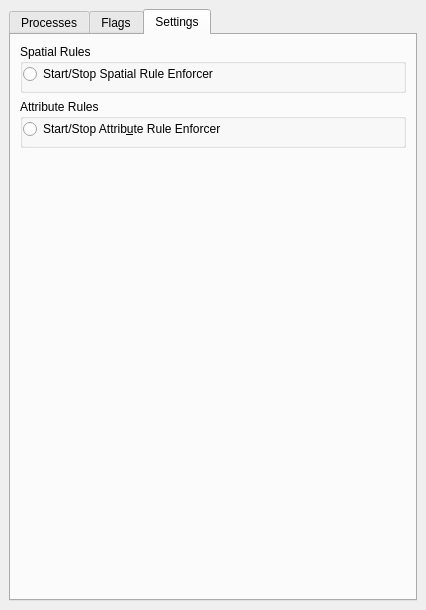
dsgoficial/DsgTools, file gui/ProductionTools/Toolboxes/ValidationToolbox/validation_toolbox.ui: the form before one commit.
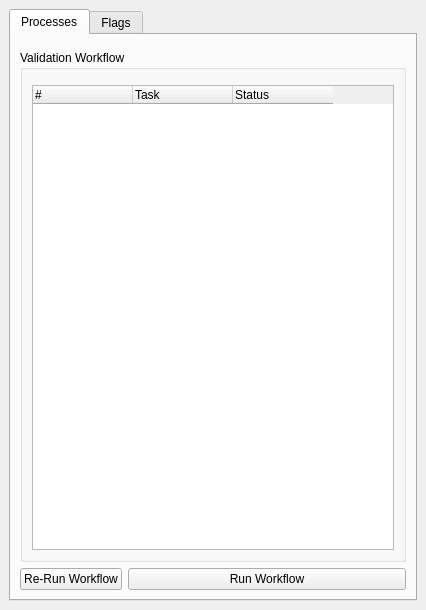
The form after the commit. The open tabs and pages were chosen to show the change. Icons and pictures are not drawn. Custom widgets are drawn as their Qt base class.

Commit message: toolbox ui changes (enforcers will be back on another version)

```diff
--- a/gui/ProductionTools/Toolboxes/ValidationToolbox/validation_toolbox.ui
+++ b/gui/ProductionTools/Toolboxes/ValidationToolbox/validation_toolbox.ui
@@ -17,6 +17,9 @@
    <layout class="QGridLayout" name="gridLayout_15">
     <item row="0" column="0">
      <widget class="QTabWidget" name="validationTabWidget">
+      <property name="enabled">
+       <bool>true</bool>
+      </property>
       <property name="sizePolicy">
        <sizepolicy hsizetype="Preferred" vsizetype="MinimumExpanding">
         <horstretch>0</horstretch>
@@ -235,85 +238,6 @@
         </item>
        </layout>
       </widget>
-      <widget class="QWidget" name="tab_3">
-       <attribute name="title">
-        <string>Settings</string>
-       </attribute>
-       <layout class="QGridLayout" name="gridLayout_8">
-        <item row="0" column="0">
-         <widget class="QGroupBox" name="groupBox">
-          <property name="title">
-           <string>Spatial Rules</string>
-          </property>
-          <layout class="QGridLayout" name="gridLayout_5">
-           <property name="margin">
-            <number>0</number>
-           </property>
-           <item row="0" column="0">
-            <widget class="QRadioButton" name="spatialRuleEnforcerRadio">
-             <property name="text">
-              <string>Start/Stop Spatial Rule Enforcer</string>
-             </property>
-             <property name="checkable">
-              <bool>true</bool>
-             </property>
-            </widget>
-           </item>
-           <item row="1" column="0">
-            <widget class="GenericCompactPropertyManagerWidget" name="spatialRulePropertyManagerWidget" native="true"/>
-           </item>
-          </layout>
-         </widget>
-        </item>
-        <item row="1" column="0">
-         <widget class="QGroupBox" name="groupBox_2">
-          <property name="sizePolicy">
-           <sizepolicy hsizetype="Preferred" vsizetype="Fixed">
-            <horstretch>0</horstretch>
-            <verstretch>0</verstretch>
-           </sizepolicy>
-          </property>
-          <property name="title">
-           <string>Attribute Rules</string>
-          </property>
-          <layout class="QGridLayout" name="gridLayout_4">
-           <property name="margin">
-            <number>0</number>
-           </property>
-           <item row="0" column="0">
-            <widget class="QRadioButton" name="attributeRuleEnforcerRadio">
-             <property name="text">
-              <string>Start/Stop Attrib&amp;ute Rule Enforcer</string>
-             </property>
-             <property name="checkable">
-              <bool>true</bool>
-             </property>
-            </widget>
-           </item>
-           <item row="1" column="0" colspan="2">
-            <widget class="AttributeRulesCompactPropertyManagerWidget" name="attributeRulePropertyManagerWidget" native="true"/>
-           </item>
-          </layout>
-         </widget>
-        </item>
-        <item row="2" column="0">
-         <spacer name="verticalSpacer">
-          <property name="orientation">
-           <enum>Qt::Vertical</enum>
-          </property>
-          <property name="sizeType">
-           <enum>QSizePolicy::MinimumExpanding</enum>
-          </property>
-          <property name="sizeHint" stdset="0">
-           <size>
-            <width>20</width>
-            <height>20</height>
-           </size>
-          </property>
-         </spacer>
-        </item>
-       </layout>
-      </widget>
      </widget>
     </item>
    </layout>
@@ -326,18 +250,6 @@
    <header>DsgTools.gui.CustomWidgets.BasicInterfaceWidgets.dsgCustomComboBox.h</header>
    <container>1</container>
   </customwidget>
-  <customwidget>
-   <class>GenericCompactPropertyManagerWidget</class>
-   <extends>QWidget</extends>
-   <header>DsgTools.gui.CustomWidgets.DatabasePropertiesWidgets.CompactPropertyWidgets.genericCompactPropertyManagerWidget.h</header>
-   <container>1</container>
-  </customwidget>
-  <customwidget>
-   <class>AttributeRulesCompactPropertyManagerWidget</class>
-   <extends>QWidget</extends>
-   <header>DsgTools.gui.CustomWidgets.DatabasePropertiesWidgets.CompactPropertyWidgets.attributeRulesCompactPropertyManagerWidget.h</header>
-   <container>1</container>
-  </customwidget>
   <customwidget>
    <class>ConnectionComboBox</class>
    <extends>QWidget</extends>
```
Left out of the diff: 2 changed lines with no effect on the pictures.
